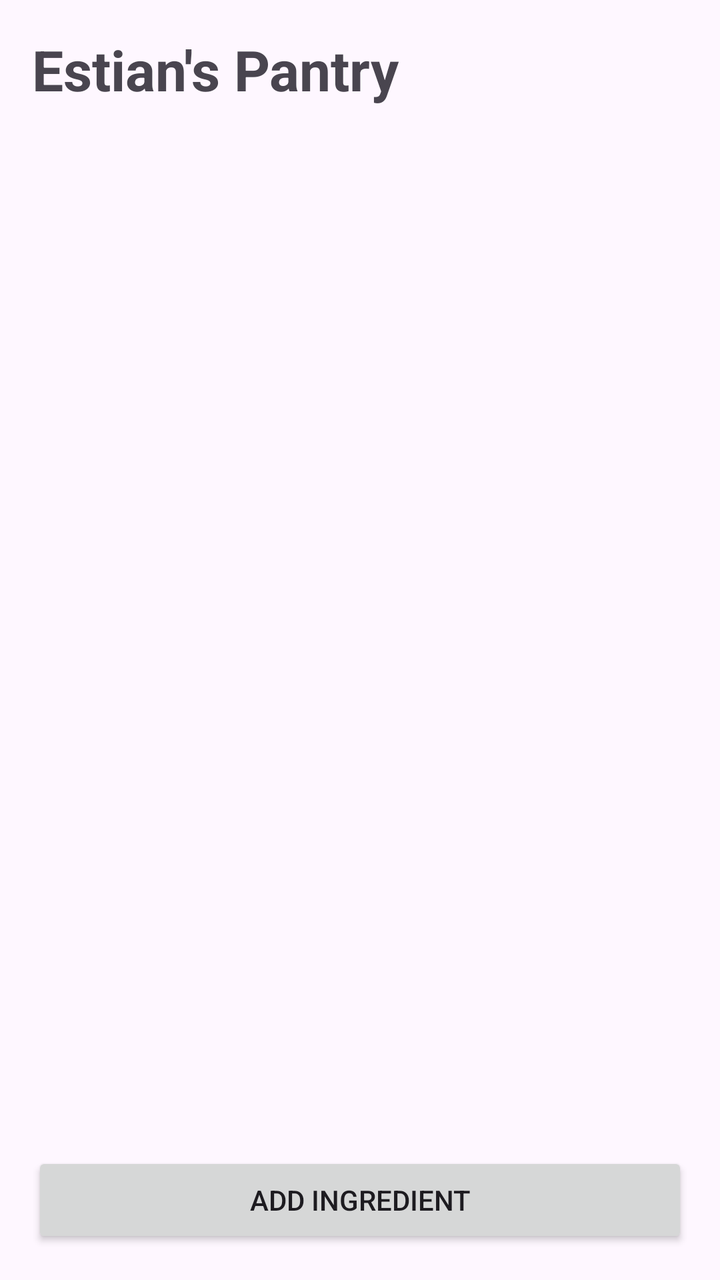
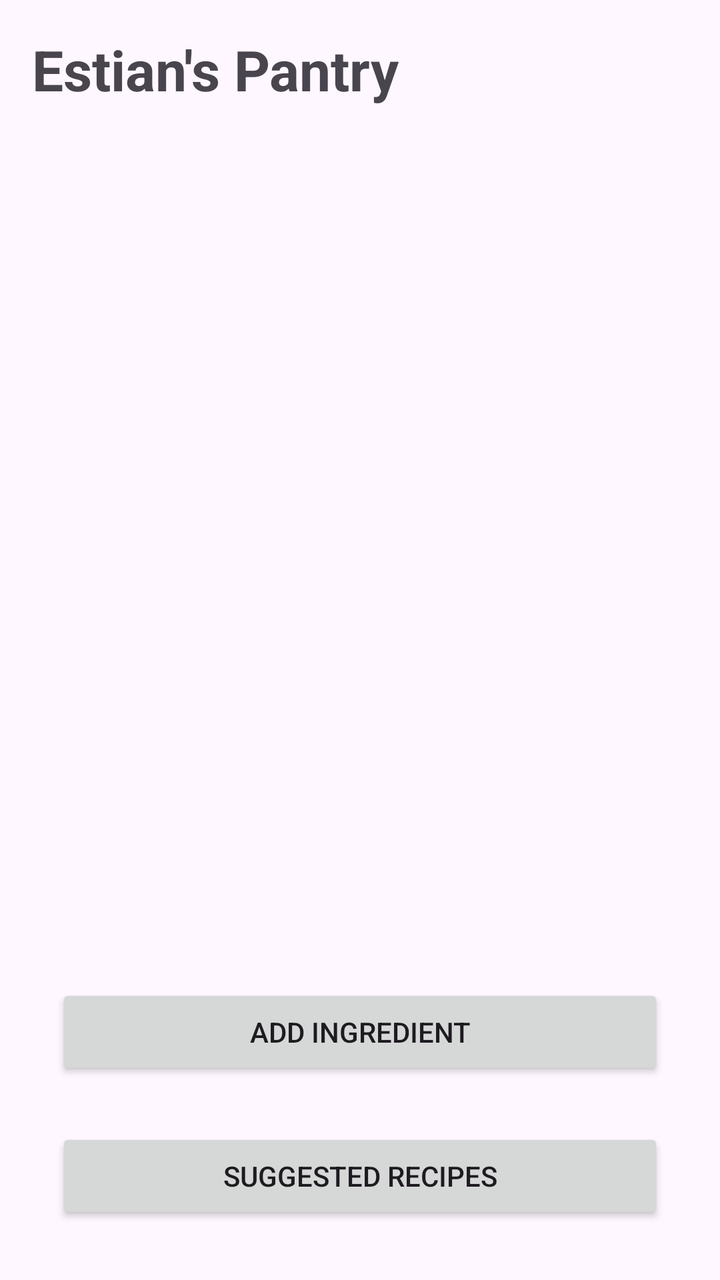

The first picture is an Android layout as it rendered before a commit; the second is the same layout after the commit. The layout source and the unified diff follow.
<!-- AndroidManifest.xml: application theme Theme.SmartPantryManager -->
<!-- res/layout/activity_pantry.xml -->
<?xml version="1.0" encoding="utf-8"?>
<LinearLayout xmlns:android="http://schemas.android.com/apk/res/android"
    android:layout_width="match_parent"
    android:layout_height="match_parent"
    android:orientation="vertical"
    android:padding="16dp"
    android:fitsSystemWindows="true">

    
    <TextView
        android:id="@+id/pantryTitle"
        android:layout_width="match_parent"
        android:layout_height="wrap_content"
        android:text="Estian's Pantry"
        android:textSize="28sp"
        android:textStyle="bold"
        android:paddingBottom="12dp" />

    
    <androidx.recyclerview.widget.RecyclerView
        android:id="@+id/pantryRecyclerView"
        android:layout_width="match_parent"
        android:layout_height="0dp"
        android:layout_weight="1" />

    
    <Button
        android:id="@+id/addIngredientButton"
        android:layout_width="match_parent"
        android:layout_height="wrap_content"
        android:text="Add Ingredient"
        android:layout_marginTop="12dp" />

</LinearLayout>
<!-- resources referenced by this layout -->
<resources>
  <style name="Theme.SmartPantryManager" parent="Base.Theme.SmartPantryManager" />
  <style name="Base.Theme.SmartPantryManager" parent="Theme.Material3.DayNight.NoActionBar">
          
          
      </style>
</resources>

<!-- the commit's change to res/layout/activity_pantry.xml (unified diff, before → after) -->
@@ -29,6 +29,14 @@
         android:layout_width="match_parent"
         android:layout_height="wrap_content"
         android:text="Add Ingredient"
-        android:layout_marginTop="12dp" />
+        android:layout_margin="12dp" />
+
+    
+    <Button
+        android:id="@+id/suggestedRecipesButton"
+        android:layout_width="match_parent"
+        android:layout_height="wrap_content"
+        android:text="Suggested Recipes"
+        android:layout_margin="12dp" />
 
 </LinearLayout>
